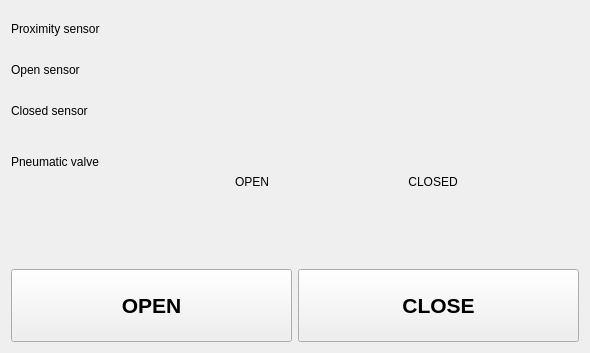
Above: GUI/forms/ToolChanger.ui from piotrpodlaski/rimokun before the change. Below: the same form after it.
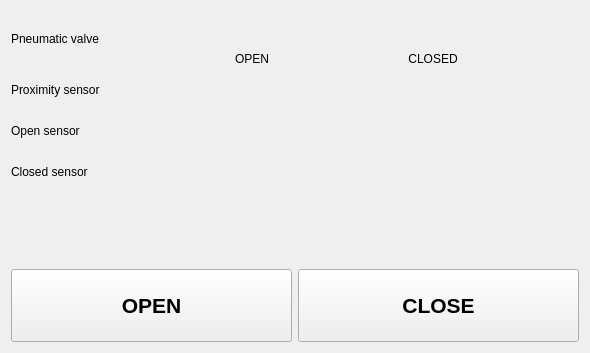
That is the form after the change. Custom widgets are drawn as their Qt base class.

The edit to the form file:
```diff
--- a/GUI/forms/ToolChanger.ui
+++ b/GUI/forms/ToolChanger.ui
@@ -16,7 +16,7 @@
   <layout class="QVBoxLayout" name="verticalLayout">
    <item>
     <layout class="QFormLayout" name="formLayout">
-     <item row="0" column="0">
+     <item row="1" column="0">
       <widget class="QLabel" name="label">
        <property name="sizePolicy">
         <sizepolicy hsizetype="Preferred" vsizetype="Expanding">
@@ -29,56 +29,7 @@
        </property>
       </widget>
      </item>
-     <item row="0" column="1">
-      <layout class="QHBoxLayout" name="horizontalLayout_3">
-       <item>
-        <spacer name="horizontalSpacer_4">
-         <property name="orientation">
-          <enum>Qt::Horizontal</enum>
-         </property>
-         <property name="sizeHint" stdset="0">
-          <size>
-           <width>40</width>
-           <height>20</height>
-          </size>
-         </property>
-        </spacer>
-       </item>
-       <item>
-        <widget class="LedIndicator" name="proxLamp" native="true">
-         <property name="enabled">
-          <bool>true</bool>
-         </property>
-         <property name="sizePolicy">
-          <sizepolicy hsizetype="Fixed" vsizetype="Fixed">
-           <horstretch>0</horstretch>
-           <verstretch>0</verstretch>
-          </sizepolicy>
-         </property>
-         <property name="minimumSize">
-          <size>
-           <width>35</width>
-           <height>35</height>
-          </size>
-         </property>
-        </widget>
-       </item>
-       <item>
-        <spacer name="horizontalSpacer_5">
-         <property name="orientation">
-          <enum>Qt::Horizontal</enum>
-         </property>
-         <property name="sizeHint" stdset="0">
-          <size>
-           <width>40</width>
-           <height>20</height>
-          </size>
-         </property>
-        </spacer>
-       </item>
-      </layout>
-     </item>
-     <item row="1" column="0">
+     <item row="2" column="0">
       <widget class="QLabel" name="label_2">
        <property name="sizePolicy">
         <sizepolicy hsizetype="Preferred" vsizetype="Expanding">
@@ -91,56 +42,7 @@
        </property>
       </widget>
      </item>
-     <item row="1" column="1">
-      <layout class="QHBoxLayout" name="horizontalLayout_4">
-       <item>
-        <spacer name="horizontalSpacer_6">
-         <property name="orientation">
-          <enum>Qt::Horizontal</enum>
-         </property>
-         <property name="sizeHint" stdset="0">
-          <size>
-           <width>40</width>
-           <height>20</height>
-          </size>
-         </property>
-        </spacer>
-       </item>
-       <item>
-        <widget class="LedIndicator" name="openLamp" native="true">
-         <property name="enabled">
-          <bool>true</bool>
-         </property>
-         <property name="sizePolicy">
-          <sizepolicy hsizetype="Fixed" vsizetype="Fixed">
-           <horstretch>0</horstretch>
-           <verstretch>0</verstretch>
-          </sizepolicy>
-         </property>
-         <property name="minimumSize">
-          <size>
-           <width>35</width>
-           <height>35</height>
-          </size>
-         </property>
-        </widget>
-       </item>
-       <item>
-        <spacer name="horizontalSpacer_7">
-         <property name="orientation">
-          <enum>Qt::Horizontal</enum>
-         </property>
-         <property name="sizeHint" stdset="0">
-          <size>
-           <width>40</width>
-           <height>20</height>
-          </size>
-         </property>
-        </spacer>
-       </item>
-      </layout>
-     </item>
-     <item row="2" column="0">
+     <item row="3" column="0">
       <widget class="QLabel" name="label_3">
        <property name="sizePolicy">
         <sizepolicy hsizetype="Preferred" vsizetype="Expanding">
@@ -153,7 +55,7 @@
        </property>
       </widget>
      </item>
-     <item row="2" column="1">
+     <item row="3" column="1">
       <layout class="QHBoxLayout" name="horizontalLayout_7">
        <item>
         <spacer name="horizontalSpacer_8">
@@ -202,23 +104,105 @@
        </item>
       </layout>
      </item>
-     <item row="3" column="0">
-      <widget class="QLabel" name="label_4">
-       <property name="sizePolicy">
-        <sizepolicy hsizetype="Preferred" vsizetype="Expanding">
-         <horstretch>0</horstretch>
-         <verstretch>0</verstretch>
-        </sizepolicy>
-       </property>
-       <property name="text">
-        <string>Pneumatic valve</string>
-       </property>
-       <property name="alignment">
-        <set>Qt::AlignLeading|Qt::AlignLeft|Qt::AlignVCenter</set>
-       </property>
-      </widget>
+     <item row="1" column="1">
+      <layout class="QHBoxLayout" name="horizontalLayout_3">
+       <item>
+        <spacer name="horizontalSpacer_4">
+         <property name="orientation">
+          <enum>Qt::Horizontal</enum>
+         </property>
+         <property name="sizeHint" stdset="0">
+          <size>
+           <width>40</width>
+           <height>20</height>
+          </size>
+         </property>
+        </spacer>
+       </item>
+       <item>
+        <widget class="LedIndicator" name="proxLamp" native="true">
+         <property name="enabled">
+          <bool>true</bool>
+         </property>
+         <property name="sizePolicy">
+          <sizepolicy hsizetype="Fixed" vsizetype="Fixed">
+           <horstretch>0</horstretch>
+           <verstretch>0</verstretch>
+          </sizepolicy>
+         </property>
+         <property name="minimumSize">
+          <size>
+           <width>35</width>
+           <height>35</height>
+          </size>
+         </property>
+        </widget>
+       </item>
+       <item>
+        <spacer name="horizontalSpacer_5">
+         <property name="orientation">
+          <enum>Qt::Horizontal</enum>
+         </property>
+         <property name="sizeHint" stdset="0">
+          <size>
+           <width>40</width>
+           <height>20</height>
+          </size>
+         </property>
+        </spacer>
+       </item>
+      </layout>
      </item>
-     <item row="3" column="1">
+     <item row="2" column="1">
+      <layout class="QHBoxLayout" name="horizontalLayout_4">
+       <item>
+        <spacer name="horizontalSpacer_6">
+         <property name="orientation">
+          <enum>Qt::Horizontal</enum>
+         </property>
+         <property name="sizeHint" stdset="0">
+          <size>
+           <width>40</width>
+           <height>20</height>
+          </size>
+         </property>
+        </spacer>
+       </item>
+       <item>
+        <widget class="LedIndicator" name="openLamp" native="true">
+         <property name="enabled">
+          <bool>true</bool>
+         </property>
+         <property name="sizePolicy">
+          <sizepolicy hsizetype="Fixed" vsizetype="Fixed">
+           <horstretch>0</horstretch>
+           <verstretch>0</verstretch>
+          </sizepolicy>
+         </property>
+         <property name="minimumSize">
+          <size>
+           <width>35</width>
+           <height>35</height>
+          </size>
+         </property>
+        </widget>
+       </item>
+       <item>
+        <spacer name="horizontalSpacer_7">
+         <property name="orientation">
+          <enum>Qt::Horizontal</enum>
+         </property>
+         <property name="sizeHint" stdset="0">
+          <size>
+           <width>40</width>
+           <height>20</height>
+          </size>
+         </property>
+        </spacer>
+       </item>
+      </layout>
+     </item>
+     <item row="0" column="1">
       <layout class="QHBoxLayout" name="horizontalLayout_2">
        <item>
         <spacer name="horizontalSpacer_3">
@@ -359,6 +343,22 @@
        </item>
       </layout>
      </item>
+     <item row="0" column="0">
+      <widget class="QLabel" name="label_4">
+       <property name="sizePolicy">
+        <sizepolicy hsizetype="Preferred" vsizetype="Expanding">
+         <horstretch>0</horstretch>
+         <verstretch>0</verstretch>
+        </sizepolicy>
+       </property>
+       <property name="text">
+        <string>Pneumatic valve</string>
+       </property>
+       <property name="alignment">
+        <set>Qt::AlignLeading|Qt::AlignLeft|Qt::AlignVCenter</set>
+       </property>
+      </widget>
+     </item>
     </layout>
    </item>
    <item>
```
Left out of the diff: 2 changed lines with no effect on the pictures.
